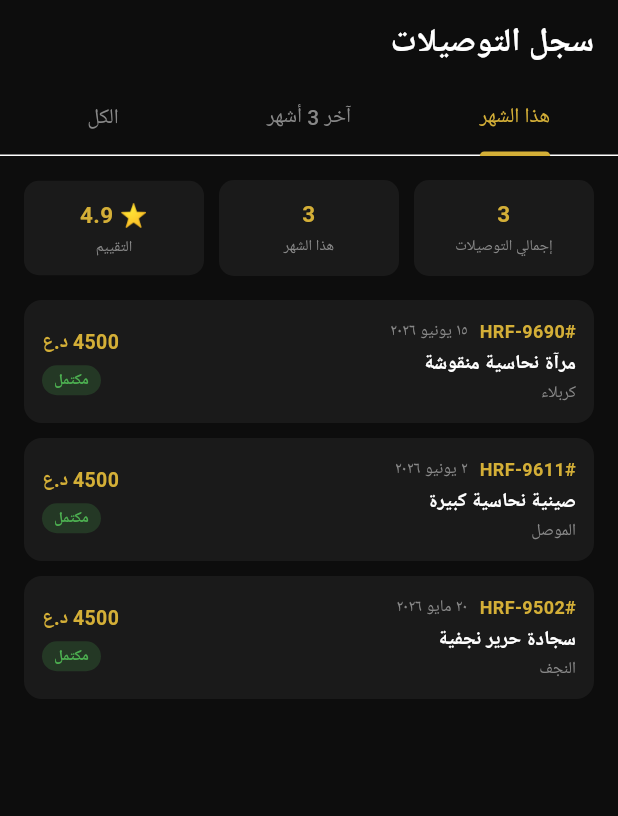
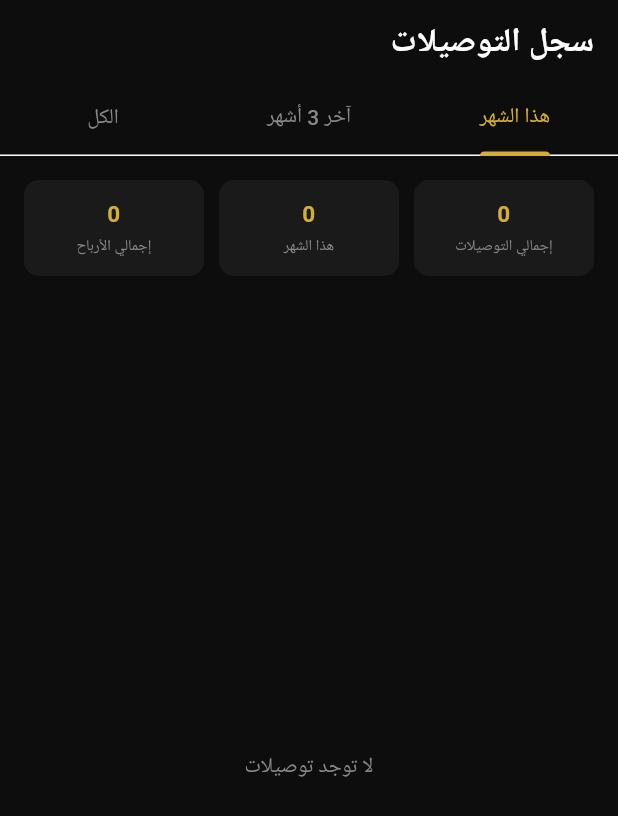
Before and after one commit to btar457/AL_HIRFA, a Flutter app: the DeliveryHistoryScreen screen opened directly, on a phone screen of 412 x 824 dp. Shown: the top 816 px of the screen. Run offline on Flutter 3.47's test engine with Material 3 defaults, Android fonts, the phone set to English and light mode, and no system bars; our stand-ins replace cached_network_image, cloud_firestore, firebase_auth, firebase_core, firebase_messaging, firebase_storage and 2 more; accounts and stored records are empty; Roboto replaces fonts that are missing (Cairo).

Commit message:
ربط delivery_history_screen.dart بسجل حقيقي + إتمام المرحلة 5 كاملة (الخطوة 4/الأخيرة)
- delivery_history_screen.dart: StreamBuilder<List<OrderModel>> من
  OrderService.getShippingOrders، مصفّاة لحالة delivered فقط ومرتّبة
  بالأحدث أولاً (حسب deliveredAt أو createdAt احتياطياً). التبويبات
  (هذا الشهر/آخر 3 أشهر/الكل) تُحسب فعلياً من التواريخ الحقيقية بدل عرض
  نفس القائمة الوهمية في الثلاثة (كانت شاشة "هذا الشهر" و"الكل" تعرضان
  حرفياً نفس البيانات — خلل نسخ‑ولصق من مرحلة البيانات الوهمية).
- بطاقة "التقييم" (⭐ 4.9 ثابتة، لا يوجد نظام تقييم حقيقي لشركات الشحن
  بعد) استُبدلت بـ "إجمالي الأرباح" المحسوبة فعلياً من مجموع
  shippingEarnings — رقم حقيقي بدل رقم وهمي مكانه.

flutter analyze: لا توجد أي مشاكل.

بهذا اكتملت "المرحلة 5 — الشحن" كاملة من AL-HIRFA-Firebase-Setup.md:
notification_service.dart (مربوط بكامل دورة حياة الطلب)، available_
deliveries، active_deliveries + update_delivery، delivery_history —
دورة عمل شركة الشحن الكاملة مربوطة بـ Firestore حقيقي.

```diff
--- a/lib/screens/shipping/delivery_history_screen.dart
+++ b/lib/screens/shipping/delivery_history_screen.dart
@@ -1,13 +1,23 @@
 import 'package:flutter/material.dart';
+import 'package:provider/provider.dart';
 import '../../core/constants/colors.dart';
+import '../../models/order_model.dart';
+import '../../providers/auth_provider.dart';
+import '../../services/order_service.dart';
 
-class _CompletedDelivery {
-  final String orderNumber;
-  final String productName;
-  final String province;
-  final String date;
-  final int fee;
-  const _CompletedDelivery({required this.orderNumber, required this.productName, required this.province, required this.date, required this.fee});
+String _formatPrice(int value) {
+  final str = value.toString();
+  final buffer = StringBuffer();
+  for (int i = 0; i < str.length; i++) {
+    if (i > 0 && (str.length - i) % 3 == 0) buffer.write(',');
+    buffer.write(str[i]);
+  }
+  return buffer.toString();
+}
+
+String _formatDate(DateTime date) {
+  const months = ['يناير', 'فبراير', 'مارس', 'أبريل', 'مايو', 'يونيو', 'يوليو', 'أغسطس', 'سبتمبر', 'أكتوبر', 'نوفمبر', 'ديسمبر'];
+  return '${date.day} ${months[date.month - 1]} ${date.year}';
 }
 
 /// سجل التوصيلات المكتملة لشركة الشحن (SHIPPING-6).
@@ -20,21 +30,28 @@ class DeliveryHistoryScreen extends StatefulWidget {
 class _DeliveryHistoryScreenState extends State<DeliveryHistoryScreen> with SingleTickerProviderStateMixin {
   late final TabController _tabController = TabController(length: 3, vsync: this);
 
-  static const _deliveries = [
-    _CompletedDelivery(orderNumber: '#HRF-9690', productName: 'مرآة نحاسية منقوشة', province: 'كربلاء', date: '١٥ يونيو ٢٠٢٦', fee: 4500),
-    _CompletedDelivery(orderNumber: '#HRF-9611', productName: 'صينية نحاسية كبيرة', province: 'الموصل', date: '٢ يونيو ٢٠٢٦', fee: 4500),
-    _CompletedDelivery(orderNumber: '#HRF-9502', productName: 'سجادة حرير نجفية', province: 'النجف', date: '٢٠ مايو ٢٠٢٦', fee: 4500),
-  ];
-
   @override
   void dispose() {
     _tabController.dispose();
     super.dispose();
   }
 
+  DateTime _completionDate(OrderModel order) => order.deliveredAt ?? order.createdAt;
+
+  List<OrderModel> _thisMonth(List<OrderModel> delivered) {
+    final now = DateTime.now();
+    return delivered.where((o) => _completionDate(o).year == now.year && _completionDate(o).month == now.month).toList();
+  }
+
+  List<OrderModel> _last3Months(List<OrderModel> delivered) {
+    final cutoff = DateTime.now().subtract(const Duration(days: 90));
+    return delivered.where((o) => _completionDate(o).isAfter(cutoff)).toList();
+  }
+
   @override
   Widget build(BuildContext context) {
-    final totalFee = _deliveries.fold<int>(0, (sum, d) => sum + d.fee);
+    final shippingUid = context.watch<AuthProvider>().currentUser?.uid;
+
     return Directionality(
       textDirection: TextDirection.rtl,
       child: Scaffold(
@@ -51,35 +68,54 @@ class _DeliveryHistoryScreenState extends State<DeliveryHistoryScreen> with Sing
             tabs: const [Tab(text: 'هذا الشهر'), Tab(text: 'آخر 3 أشهر'), Tab(text: 'الكل')],
           ),
         ),
-        body: Column(
+        body: shippingUid == null
+            ? Center(child: Text('سجّل الدخول لعرض السجل', style: TextStyle(color: AppColors.subText)))
+            : StreamBuilder<List<OrderModel>>(
+                stream: OrderService.instance.getShippingOrders(shippingUid),
+                builder: (context, snapshot) {
+                  if (snapshot.hasError) {
+                    return Center(child: Text('تعذّر تحميل السجل', style: TextStyle(color: AppColors.subText)));
+                  }
+                  if (!snapshot.hasData) {
+                    return const Center(child: CircularProgressIndicator(color: AppColors.gold));
+                  }
+                  final delivered = snapshot.data!.where((o) => o.status == 'delivered').toList()
+                    ..sort((a, b) => _completionDate(b).compareTo(_completionDate(a)));
+                  final thisMonth = _thisMonth(delivered);
+                  final last3Months = _last3Months(delivered);
+
+                  return Column(
                     children: [
-            _buildStatsRow(totalFee),
+                      _buildStatsRow(delivered, thisMonth),
                       Expanded(
                         child: TabBarView(
                           controller: _tabController,
                           children: [
-                  _buildList(_deliveries),
-                  _buildList(_deliveries),
-                  _buildList(_deliveries),
+                            _buildList(thisMonth),
+                            _buildList(last3Months),
+                            _buildList(delivered),
                           ],
                         ),
                       ),
                     ],
+                  );
+                },
               ),
       ),
     );
   }
 
-  Widget _buildStatsRow(int totalFee) {
+  Widget _buildStatsRow(List<OrderModel> all, List<OrderModel> thisMonth) {
+    final totalEarnings = all.fold<int>(0, (sum, o) => sum + o.shippingEarnings);
     return Padding(
       padding: const EdgeInsets.all(16),
       child: Row(
         children: [
-          Expanded(child: _buildStatCard('إجمالي التوصيلات', '${_deliveries.length}')),
+          Expanded(child: _buildStatCard('إجمالي التوصيلات', '${all.length}')),
           const SizedBox(width: 10),
-          Expanded(child: _buildStatCard('هذا الشهر', '${_deliveries.length}')),
+          Expanded(child: _buildStatCard('هذا الشهر', '${thisMonth.length}')),
           const SizedBox(width: 10),
-          Expanded(child: _buildStatCard('التقييم', '⭐ 4.9')),
+          Expanded(child: _buildStatCard('إجمالي الأرباح', _formatPrice(totalEarnings))),
         ],
       ),
     );
@@ -99,7 +135,10 @@ class _DeliveryHistoryScreenState extends State<DeliveryHistoryScreen> with Sing
     );
   }
 
-  Widget _buildList(List<_CompletedDelivery> deliveries) {
+  Widget _buildList(List<OrderModel> deliveries) {
+    if (deliveries.isEmpty) {
+      return Center(child: Text('لا توجد توصيلات', style: TextStyle(color: AppColors.subText)));
+    }
     return ListView.builder(
       padding: const EdgeInsets.fromLTRB(16, 0, 16, 16),
       itemCount: deliveries.length,
@@ -115,18 +154,18 @@ class _DeliveryHistoryScreenState extends State<DeliveryHistoryScreen> with Sing
                 child: Column(
                   crossAxisAlignment: CrossAxisAlignment.start,
                   children: [
-                    Row(children: [Text(d.orderNumber, style: const TextStyle(color: AppColors.gold, fontSize: 12, fontWeight: FontWeight.bold)), const SizedBox(width: 8), Text(d.date, style: TextStyle(color: AppColors.subText, fontSize: 11))]),
+                    Row(children: [Text(d.orderNumber, style: const TextStyle(color: AppColors.gold, fontSize: 12, fontWeight: FontWeight.bold)), const SizedBox(width: 8), Text(_formatDate(_completionDate(d)), style: TextStyle(color: AppColors.subText, fontSize: 11))]),
                     const SizedBox(height: 4),
                     Text(d.productName, style: const TextStyle(color: AppColors.text, fontWeight: FontWeight.bold, fontSize: 13)),
                     const SizedBox(height: 2),
-                    Text(d.province, style: TextStyle(color: AppColors.subText, fontSize: 11)),
+                    Text(d.governorate, style: TextStyle(color: AppColors.subText, fontSize: 11)),
                   ],
                 ),
               ),
               Column(
                 crossAxisAlignment: CrossAxisAlignment.end,
                 children: [
-                  Text('${d.fee} د.ع', style: const TextStyle(color: AppColors.gold, fontWeight: FontWeight.bold, fontSize: 13)),
+                  Text('${_formatPrice(d.shippingEarnings)} د.ع', style: const TextStyle(color: AppColors.gold, fontWeight: FontWeight.bold, fontSize: 13)),
                   const SizedBox(height: 6),
                   Container(
                     padding: const EdgeInsets.symmetric(horizontal: 8, vertical: 3),
```
Lines whose indentation alone changed are shown as unchanged.
